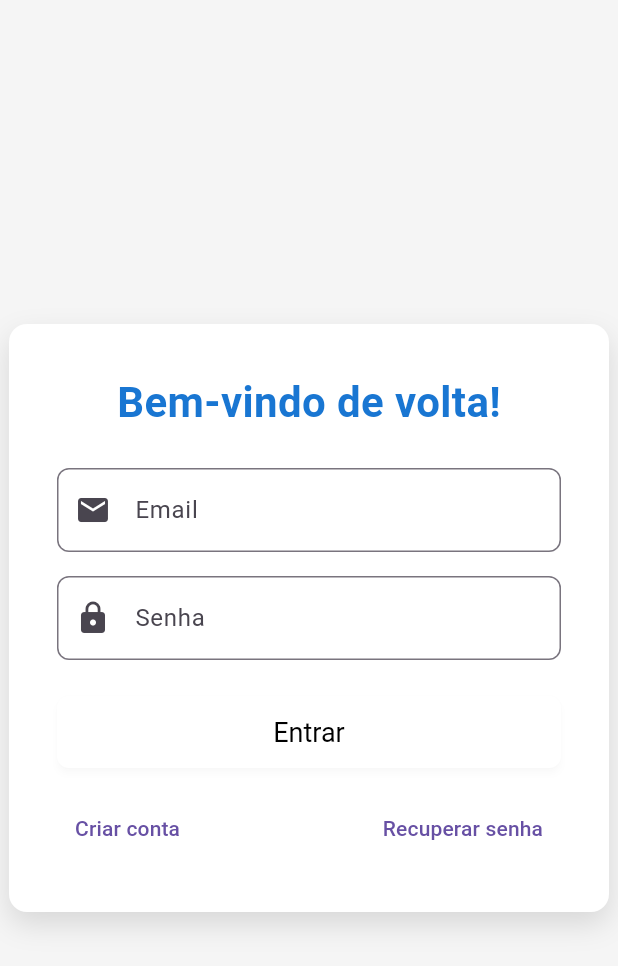
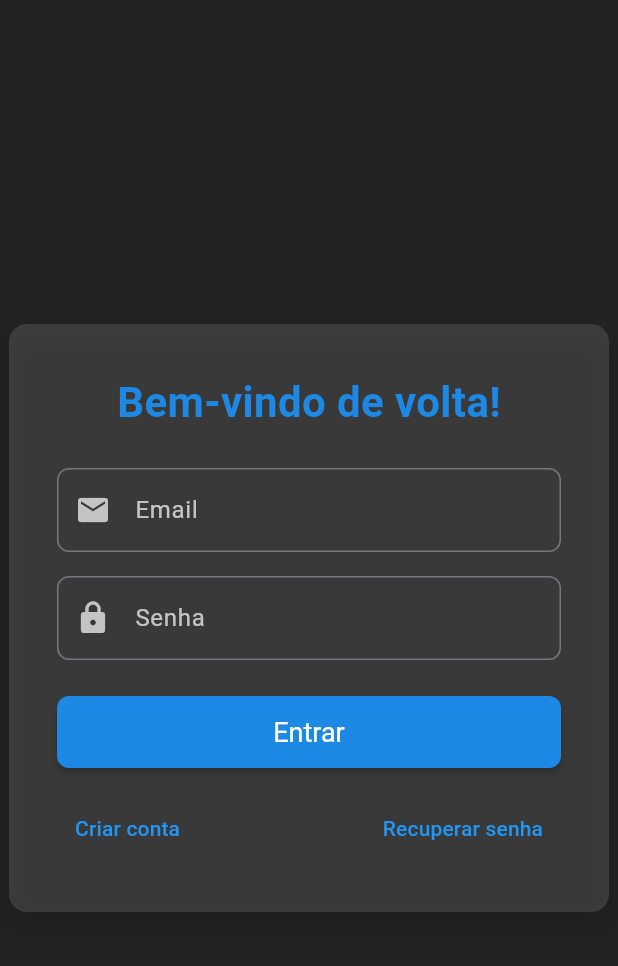
Before and after one commit to FelipeFPicasso/CCC_LabEngSoft_Felipe_Nicolas_FrontAppGerenciamentoFinanceiro, a Flutter app: the screen it shows after launch, on a phone screen of 412 x 824 dp. Shown: the top 966 px of the screen. Run offline on Flutter 3.47's test engine with Material 3 defaults, Android fonts, the phone set to English and light mode, and no system bars; our stand-ins replace jwt_decoder, shared_preferences.

Commit message:
New login design (dark)

```diff
--- a/lib/pages/login_page.dart
+++ b/lib/pages/login_page.dart
@@ -52,14 +52,14 @@ class _LoginPageState extends State<LoginPage> {
   @override
   Widget build(BuildContext context) {
     return Scaffold(
-      backgroundColor: Colors.grey[100],
+      backgroundColor: Colors.black87,
       body: Center(
         child: SingleChildScrollView(
           child: Container(
             width: 400,
             padding: EdgeInsets.all(32),
             decoration: BoxDecoration(
-              color: Colors.white,
+              color: Colors.white12,
               borderRadius: BorderRadius.circular(12),
               boxShadow: [BoxShadow(color: Colors.black12, blurRadius: 16, offset: Offset(0, 8))],
             ),
@@ -67,23 +67,53 @@ class _LoginPageState extends State<LoginPage> {
               mainAxisSize: MainAxisSize.min,
               children: [
                 Text("Bem-vindo de volta!",
-                    style: TextStyle(fontSize: 28, fontWeight: FontWeight.bold, color: Colors.blue[700])),
+                    style: TextStyle(fontSize: 28, fontWeight: FontWeight.bold, color: Colors.blue[600])),
                 SizedBox(height: 24),
                 TextField(
+                  style: TextStyle(color: Colors.white70),
+                  cursorWidth: 1,
+                  cursorHeight: 17,
+                  cursorColor: Colors.white,
                   controller: _emailController,
                   decoration: InputDecoration(
                       labelText: 'Email',
-                      prefixIcon: Icon(Icons.email),
-                      border: OutlineInputBorder(borderRadius: BorderRadius.circular(8))),
+                      labelStyle: TextStyle(color: Colors.white70),
+                      prefixIcon: Icon(Icons.email, color: Colors.white70),
+                      border: OutlineInputBorder(
+                          borderSide: BorderSide(color: Colors.white70),
+                          borderRadius: BorderRadius.circular(8)
+                      ),
+                      focusedBorder: OutlineInputBorder(
+                        borderRadius: BorderRadius.circular(8),
+                        borderSide: BorderSide(
+                        color: Colors.white, // cor da borda ao focar
+                  ),
+                ),
+                  ),
                   keyboardType: TextInputType.emailAddress,
                 ),
                 SizedBox(height: 16),
                 TextField(
+                  style: TextStyle(color: Colors.white70),
+                  cursorWidth: 1,
+                  cursorHeight: 17,
+                  cursorColor: Colors.white,
                   controller: _senhaController,
                   decoration: InputDecoration(
                       labelText: 'Senha',
-                      prefixIcon: Icon(Icons.lock),
-                      border: OutlineInputBorder(borderRadius: BorderRadius.circular(8))),
+                      labelStyle: TextStyle(color: Colors.white70),
+                      prefixIcon: Icon(Icons.lock, color: Colors.white70),
+                      border: OutlineInputBorder(
+                          borderSide: BorderSide(color: Colors.white70),
+                          borderRadius: BorderRadius.circular(8)
+                      ),
+                      focusedBorder: OutlineInputBorder(
+                        borderRadius: BorderRadius.circular(8),
+                        borderSide: BorderSide(
+                          color: Colors.white, // cor da borda ao focar
+                        ),
+                      ),
+                  ),
                   obscureText: true,
                 ),
                 if (_erro != null) ...[
@@ -100,20 +130,34 @@ class _LoginPageState extends State<LoginPage> {
                   child: ElevatedButton(
                     onPressed: _loading ? null : _fazerLogin,
                     style: ElevatedButton.styleFrom(
-                      shape: RoundedRectangleBorder(borderRadius: BorderRadius.circular(8)),
-                      backgroundColor: Colors.white,
-                      foregroundColor: Colors.black,
-                      shadowColor: Colors.black12,
-                      textStyle: TextStyle(fontSize: 18),
+                      shape: RoundedRectangleBorder(
+                        borderRadius: BorderRadius.circular(8),
+                      ),
+                      backgroundColor: Colors.blue[600],
+                      foregroundColor: Colors.white,
+                      shadowColor: Colors.black,
+                      textStyle: const TextStyle(fontSize: 18),
                       elevation: 2,
                     ).copyWith(
                       overlayColor: MaterialStateProperty.resolveWith<Color?>(
-                            (states) => states.contains(MaterialState.hovered) ? Colors.grey[300] : null,
+                            (states) {
+                          if (states.contains(MaterialState.pressed)) {
+                            return Colors.blue[800]; // cor ao pressionar
+                          } else if (states.contains(MaterialState.hovered)) {
+                            return Colors.blue[700];
+                          }
+                          return null;
+                        },
                       ),
                     ),
                     child: _loading
-                        ? CircularProgressIndicator(color: Colors.black)
-                        : Text("Entrar"),
+                        ? const CircularProgressIndicator(color: Colors.black)
+                        : const Text(
+                      "Entrar",
+                      style: TextStyle(
+                        color: Colors.white,
+                      ),
+                    ),
                   ),
                 ),
                 SizedBox(height: 16),
@@ -121,12 +165,20 @@ class _LoginPageState extends State<LoginPage> {
                   mainAxisAlignment: MainAxisAlignment.spaceBetween,
                   children: [
                     TextButton(
+                      style: TextButton.styleFrom(
+                        foregroundColor: Colors.blue[500],
+                        overlayColor: Colors.black,
+                      ),
                       onPressed: () => Navigator.pushNamed(context, '/cadastro'),
-                      child: Text("Criar conta"),
+                      child: Text("Criar conta", style: TextStyle(color: Colors.blue[500]),),
                     ),
                     TextButton(
+                      style: TextButton.styleFrom(
+                        foregroundColor: Colors.blue[500],
+                        overlayColor: Colors.black,
+                      ),
                       onPressed: () => Navigator.pushNamed(context, '/recuperar-senha'),
-                      child: Text("Recuperar senha"),
+                      child: Text("Recuperar senha", style: TextStyle(color: Colors.blue[500]),),
                     ),
                   ],
                 ),
```
Also changed, not shown: lib/pages/transacoes_page.dart (added, +234 -0 lines), 1 other file.
